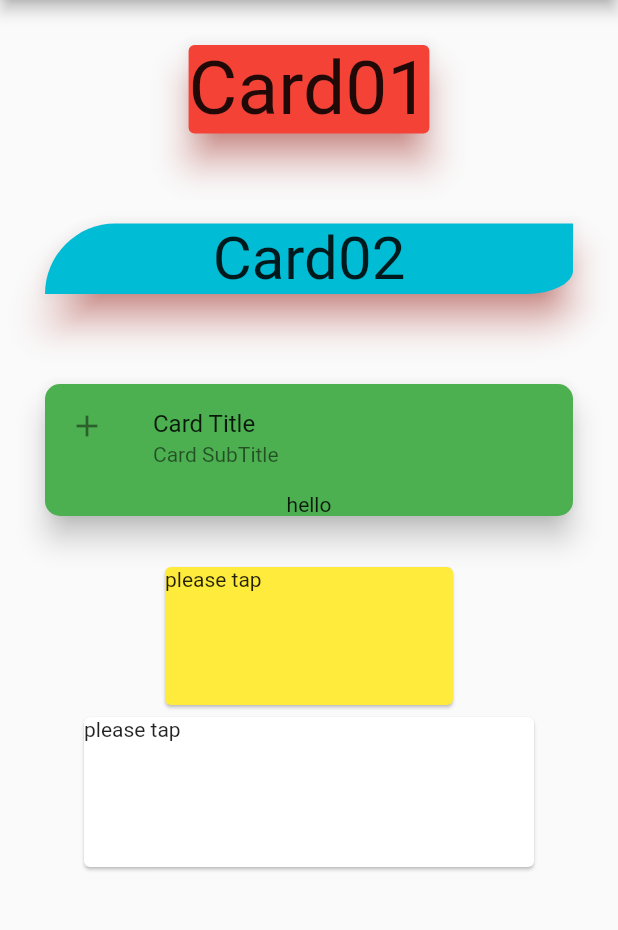
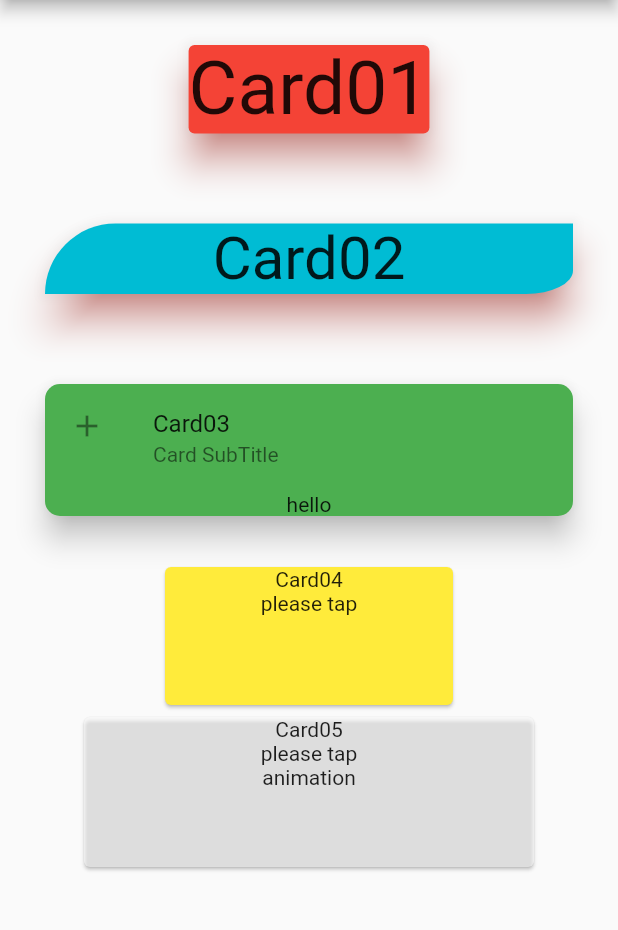
Before and after one commit to trm11tkr/Widget_practice, a Flutter app: the screen it shows after launch, on a phone screen of 412 x 824 dp, the part 84-1014 px from its top. Run offline on Flutter 3.47's test engine with Material 2 defaults, Android fonts, the phone set to English and light mode, and no system bars.

Commit message:
Card WidgetのTextの修正

```diff
--- a/lib/card_practice.dart
+++ b/lib/card_practice.dart
@@ -58,7 +58,7 @@ class CardPractice03 extends StatelessWidget {
         children: const [
           ListTile(
             leading: Icon(Icons.add),
-            title: Text('Card Title'),
+            title: Text('Card03'),
             subtitle: Text('Card SubTitle'),
           ),
           Text('hello'),
@@ -81,13 +81,18 @@ class CardPractice04 extends StatelessWidget {
   @override
   Widget build(BuildContext context) {
     return GestureDetector(
-      child: const SizedBox(
+      child: SizedBox(
         width: 200,
         height: 100,
         child: Card(
           color: Colors.yellow,
-          child:  Text('please tap'),
+          child: Column(
+            children: const [
+              Text('Card04'),
+              Text('please tap'),
+            ],
           ),
+        ),
       ),
       onTap: () => print('hello'),
     );
@@ -101,15 +106,22 @@ class CardPractice05 extends StatelessWidget {
   Widget build(BuildContext context) {
     return Center(
       child: Card(
+        color: Colors.white54,
         child: InkWell(
           splashColor: Colors.blue.withAlpha(30),
           onTap: () {
             debugPrint('Card tapeed');
           },
-          child: const SizedBox(
+          child: SizedBox(
             width: 300,
             height: 100,
-            child: Text('please tap'),
+            child: Column(
+              children: const [
+                Text('Card05'),
+                Text('please tap'),
+                Text('animation'),
+              ],
+            ),
           ),
         ),
       ),
```
Also changed, not shown: 2 other files.
